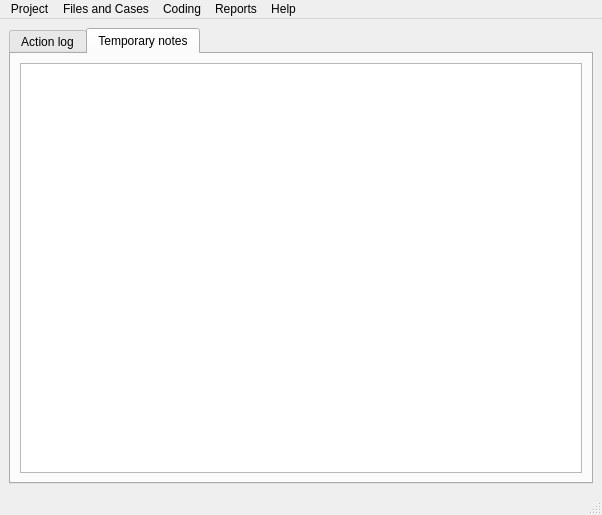
The window that GUI_UIs/ui_main.ui (ccbogel/QualCoder) describes before a commit, drawn with Qt 5.
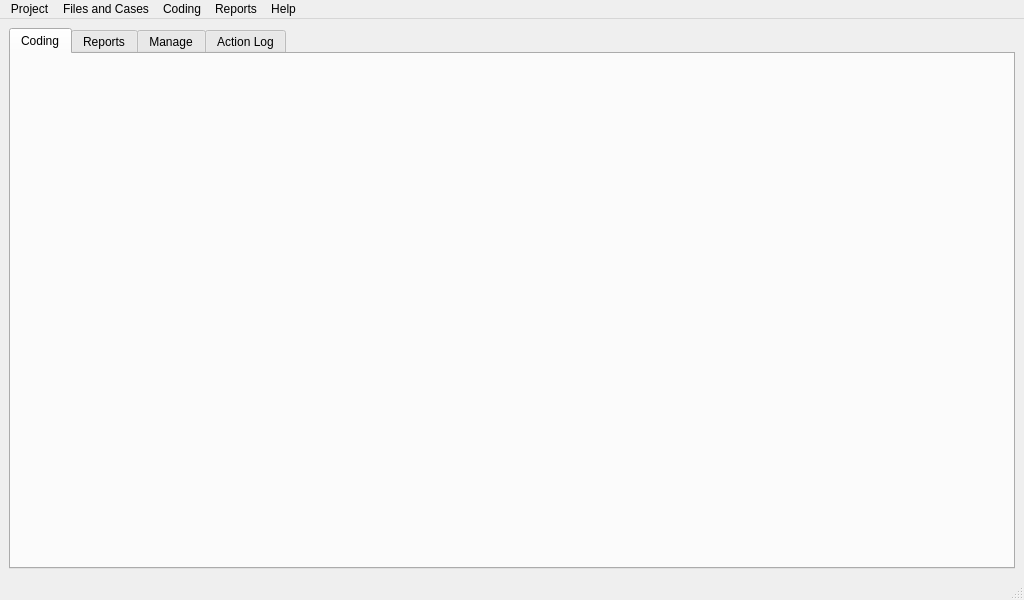
The same window after the commit. The open tabs and pages were chosen to show the change.

Diff of the .ui file:
```diff
--- a/GUI_UIs/ui_main.ui
+++ b/GUI_UIs/ui_main.ui
@@ -6,8 +6,8 @@
    <rect>
     <x>0</x>
     <y>0</y>
-    <width>602</width>
-    <height>515</height>
+    <width>1024</width>
+    <height>600</height>
    </rect>
   </property>
   <property name="windowTitle">
@@ -22,7 +22,22 @@
       </property>
       <widget class="QWidget" name="tab">
        <attribute name="title">
-        <string>Action log</string>
+        <string>Coding</string>
+       </attribute>
+      </widget>
+      <widget class="QWidget" name="tab_reports">
+       <attribute name="title">
+        <string>Reports</string>
+       </attribute>
+      </widget>
+      <widget class="QWidget" name="tab_manage">
+       <attribute name="title">
+        <string>Manage</string>
+       </attribute>
+      </widget>
+      <widget class="QWidget" name="tab_action_log">
+       <attribute name="title">
+        <string>Action Log</string>
        </attribute>
        <layout class="QGridLayout" name="gridLayout_2">
         <item row="0" column="0">
@@ -30,16 +45,6 @@
         </item>
        </layout>
       </widget>
-      <widget class="QWidget" name="tab_2">
-       <attribute name="title">
-        <string>Temporary notes</string>
-       </attribute>
-       <layout class="QGridLayout" name="gridLayout_3">
-        <item row="0" column="0">
-         <widget class="QTextEdit" name="textEdit_notes"/>
-        </item>
-       </layout>
-      </widget>
      </widget>
     </item>
    </layout>
@@ -49,7 +54,7 @@
     <rect>
      <x>0</x>
      <y>0</y>
-     <width>602</width>
+     <width>1024</width>
      <height>22</height>
     </rect>
    </property>
```
Left out of the diff: 4 changed lines with no effect on the pictures.
